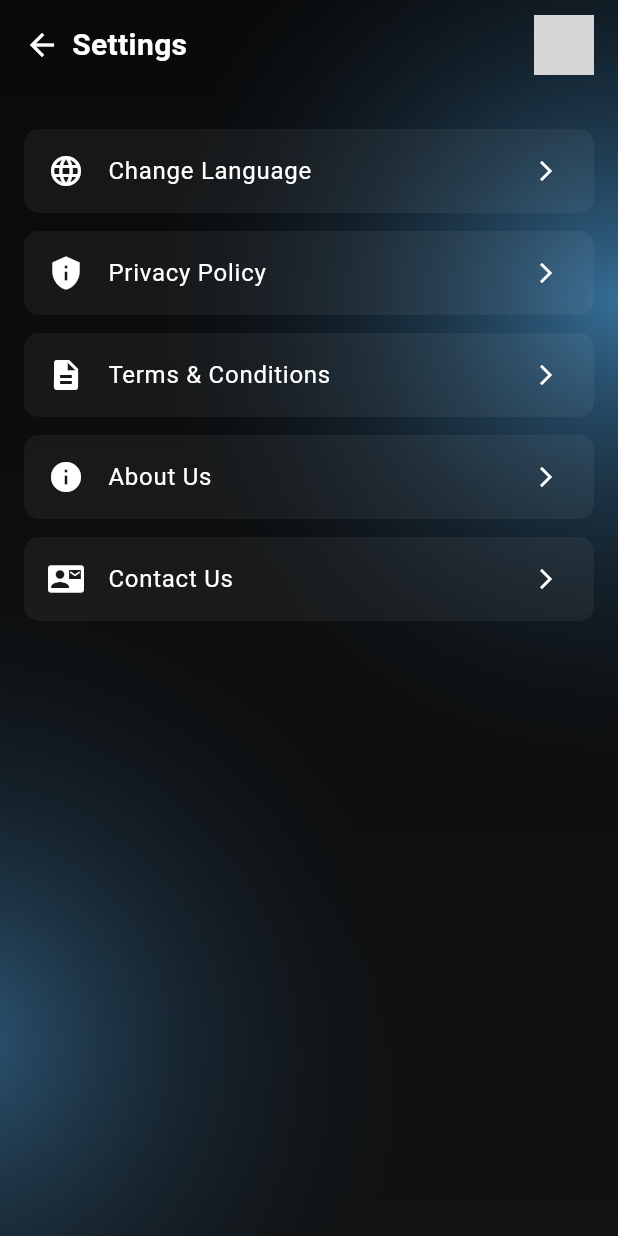
After one commit to GopalBankey/Pooleng, a Flutter app: the HomeScreen screen opened by its route, after a tap on the "settings" icon, on a phone screen of 412 x 824 dp. The commit adds this screen. Run offline on Flutter 3.47's test engine with Material 3 defaults, Android fonts, the phone set to English and light mode, and no system bars; our stand-ins replace connectivity_plus, get, get_storage; accounts and stored records are empty; grey boxes are pictures that could not be loaded.

Commit message:
setting screen

```diff
--- a/lib/views/dashboard_views/home_screen.dart
+++ b/lib/views/dashboard_views/home_screen.dart
@@ -1,5 +1,6 @@
 import 'package:flutter/material.dart';
 import 'package:pooleng/utils/app_colors.dart';
+import 'package:pooleng/views/setting_views/setting_screen.dart';
 
 class HomeScreen extends StatelessWidget {
   const HomeScreen({super.key});
@@ -79,9 +80,14 @@ class HomeScreen extends StatelessWidget {
                     mainAxisAlignment: MainAxisAlignment.spaceBetween,
                     children: [
                       Image.asset('assets/images/grid.png', scale: 4),
-                      CircleAvatar(
-                        backgroundColor: Colors.white,
-                        child: Icon(Icons.settings, color: Colors.black),
+                      GestureDetector(
+                        onTap: () {
+                          Navigator.push(context, MaterialPageRoute(builder: (context) => SettingsScreen(),));
+                        },
+                        child: CircleAvatar(
+                          backgroundColor: Colors.white,
+                          child: Icon(Icons.settings, color: Colors.black),
+                        ),
                       ),
                     ],
                   ),
--- /dev/null
+++ b/lib/views/setting_views/setting_screen.dart
@@ -0,0 +1,127 @@
+import 'package:flutter/material.dart';
+
+class SettingsScreen extends StatelessWidget {
+  const SettingsScreen({super.key});
+
+  @override
+  Widget build(BuildContext context) {
+    return Scaffold(
+      extendBody: true,
+      body: Container(
+        decoration: BoxDecoration(
+          gradient: LinearGradient(
+            begin: Alignment.topCenter,
+            end: Alignment.bottomCenter,
+            colors: [
+              Color(0xFF0A0A0A), // very dark grey (top)
+              Color(0xFF121212), // slightly lighter dark (bottom)
+            ],
+          ),
+        ),
+        child: Stack(
+          children: [
+            // Blue glow effect at bottom-left
+            Positioned(
+              left: -330,
+              bottom: -170,
+              child: Container(
+                width: 600,
+                height:600,
+                decoration:  BoxDecoration(
+                  shape: BoxShape.circle,
+                  gradient: RadialGradient(
+                    colors: [
+                      Color(0xFF3A78A6).withOpacity(0.7), // blue glow center
+                      Colors.transparent, // fade out
+                    ],
+                    radius: 0.6,
+                  ),
+                ),
+              ),
+            ),
+            Positioned(
+              right: -300,
+              top: -100,
+              child: Container(
+                width: 600,
+                height:600,
+                decoration:  BoxDecoration(
+                  shape: BoxShape.circle,
+                  gradient: RadialGradient(
+                    colors: [
+                      Color(0xFF3A78A6).withOpacity(0.9), // blue glow center
+                      Colors.transparent, // fade out
+                    ],
+                    radius: 0.6,
+                  ),
+                ),
+              ),
+            ),
+
+            SafeArea(
+              child: Column(
+                children: [
+                  // Header
+                  Padding(
+                    padding: const EdgeInsets.symmetric(horizontal: 16, vertical: 10),
+                    child: Row(
+                      mainAxisAlignment: MainAxisAlignment.spaceBetween,
+                      children: [
+                        Row(
+                          children: const [
+                            Icon(Icons.arrow_back, color: Colors.white),
+                            SizedBox(width: 8),
+                            Text(
+                              "Settings",
+                              style: TextStyle(
+                                color: Colors.white,
+                                fontSize: 20,
+                                fontWeight: FontWeight.bold,
+                              ),
+                            ),
+                          ],
+                        ),
+                        const CircleAvatar(
+                          backgroundImage: AssetImage('assets/images/user.png'),
+                        ),
+                      ],
+                    ),
+                  ),
+                  const SizedBox(height: 20),
+
+                  // Menu Items
+                  buildMenuTile(Icons.language, "Change Language"),
+                  buildMenuTile(Icons.privacy_tip, "Privacy Policy"),
+                  buildMenuTile(Icons.description, "Terms & Conditions"),
+                  buildMenuTile(Icons.info, "About Us"),
+                  buildMenuTile(Icons.contact_mail, "Contact Us"),
+                ],
+              ),
+            ),
+          ],
+        ),
+      ),
+
+
+    );
+  }
+
+  Widget buildMenuTile(IconData icon, String title) {
+    return Container(
+      margin: const EdgeInsets.symmetric(horizontal: 16, vertical: 6),
+      decoration: BoxDecoration(
+        color: Colors.white.withOpacity(0.05),
+        borderRadius: BorderRadius.circular(10),
+      ),
+      child: ListTile(
+        leading: Icon(icon, color: Colors.white),
+        title: Text(
+          title,
+          style: const TextStyle(color: Colors.white, fontSize: 16),
+        ),
+        trailing: const Icon(Icons.arrow_forward_ios, color: Colors.white, size: 16),
+        onTap: () {},
+      ),
+    );
+  }
+}
```
Also changed, not shown: assets/images/setting/about_us.png (added), assets/images/setting/contact_us.png (added), assets/images/setting/language.png (added), assets/images/setting/privacy_policy.png (added), assets/images/setting/terms_condition.png (added).
